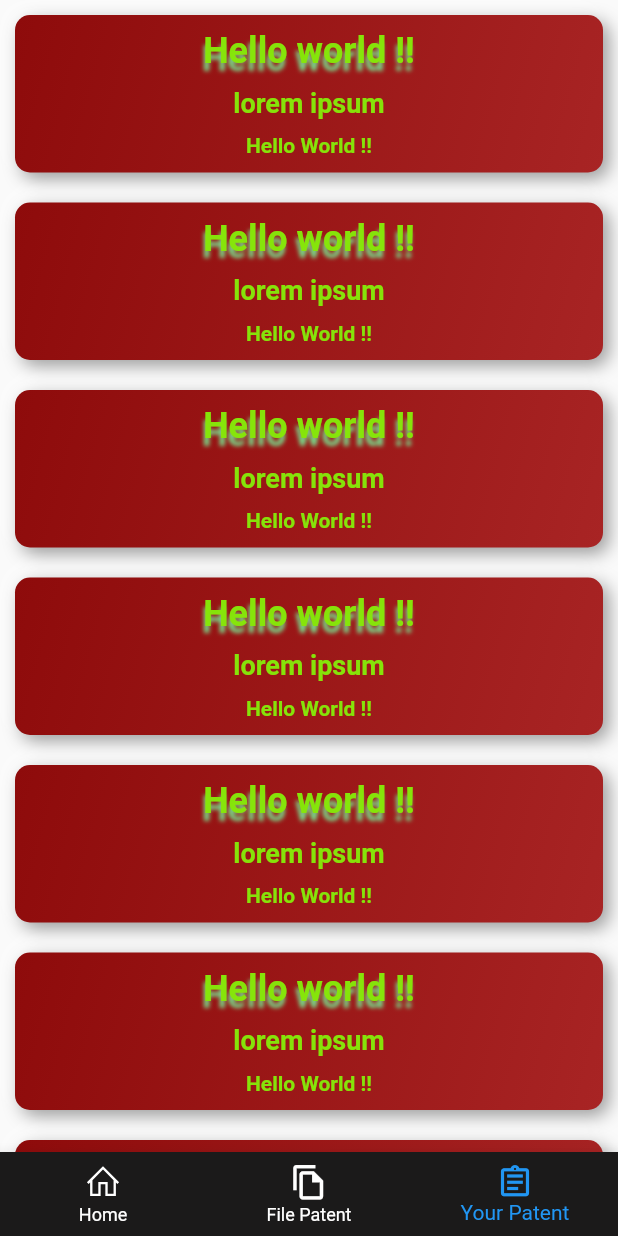
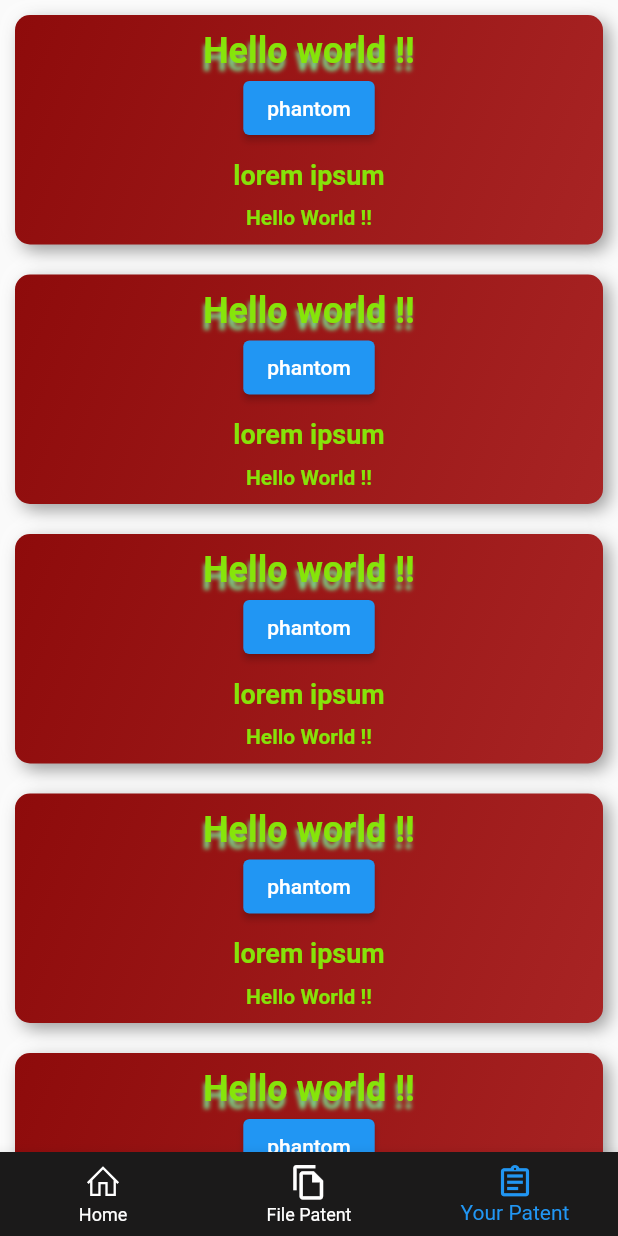
Before and after one commit to Daksh2356/Patent_De_App, a Flutter app: the screen it shows after launch, item 3 of the bottom bar chosen, on a phone screen of 412 x 824 dp. Run offline on Flutter 3.47's test engine with Material 2 defaults, Android fonts, the phone set to English and light mode, and no system bars; drawn by our look-alikes of flutter_neumorphic; our stand-ins replace firebase_core, line_icons, uni_links; missing offline and left inert: contactus, phantom_connect; accounts and stored records are empty.

Commit message:
new changes added to the repo

```diff
--- a/patient_dapp/lib/components/patent_card.dart
+++ b/patient_dapp/lib/components/patent_card.dart
@@ -1,7 +1,23 @@
 import 'package:flutter_neumorphic/flutter_neumorphic.dart';
+import 'package:url_launcher/url_launcher.dart';
+import 'package:phantom_connect/phantom_connect.dart';
 
 class PatentCard extends StatelessWidget {
-  const PatentCard({super.key});
+  PatentCard({super.key});
+
+  final PhantomConnect urli = PhantomConnect(
+      appUrl: "https://protodap.page.link",
+      deepLink: "https://protodap.page.link");
+
+  void con() async {
+    final urlc = urli.generateConnectUri(cluster: "devnet", redirect: '/tobR');
+    if (await canLaunchUrl(urlc)) {
+      launchUrl(
+        urlc,
+        mode: LaunchMode.externalNonBrowserApplication,
+      );
+    }
+  }
 
   @override
   Widget build(BuildContext context) {
@@ -35,8 +51,8 @@ class PatentCard extends StatelessWidget {
                     margin: const EdgeInsets.all(10),
                     padding: const EdgeInsets.all(10),
                     child: Column(
-                      children: const [
-                        Text(
+                      children: [
+                       const Text(
                           'Hello world !!',
                           style: TextStyle(
                             color: Color.fromARGB(251, 134, 230, 9),
@@ -50,10 +66,15 @@ class PatentCard extends StatelessWidget {
                             ],
                           ),
                         ),
-                        SizedBox(
+                        ElevatedButton(
+                            onPressed: () {
+                              con();
+                            },
+                            child:const Text("phantom")),
+                       const SizedBox(
                           height: 10,
                         ),
-                        Text(
+                       const Text(
                           'lorem ipsum',
                           style: TextStyle(
                             color: Color.fromARGB(251, 134, 230, 9),
@@ -61,10 +82,10 @@ class PatentCard extends StatelessWidget {
                             fontSize: 18,
                           ),
                         ),
-                        SizedBox(
+                       const SizedBox(
                           height: 10,
                         ),
-                        Text(
+                       const Text(
                           'Hello World !!',
                           style: TextStyle(
                             color: Color.fromARGB(251, 134, 230, 9),
--- a/patient_dapp/lib/pages/bottom_nav.dart
+++ b/patient_dapp/lib/pages/bottom_nav.dart
@@ -17,7 +17,7 @@ class _BottomNavState extends State<BottomNav>
   List children = [
     const Crowdfunding(),
     const Crowdfunding(),
-    const PatentCard(),
+    PatentCard(),
   ];
 
   @override
--- a/patient_dapp/pubspec.yaml
+++ b/patient_dapp/pubspec.yaml
@@ -38,6 +38,11 @@ dependencies:
   cupertino_icons: ^1.0.2
   flutter_neumorphic: ^3.2.0
   line_icons: ^2.0.1
+  firebase_core: ^2.3.0
+  url_launcher: ^6.1.6
+  phantom_connect: ^0.0.8
+  uni_links: ^0.5.1
+  contactus: ^1.2.0
 
 
 dev_dependencies:
```
Also changed, not shown: patient_dapp/lib/main.dart (+96 -1 lines), patient_dapp/lib/pages/profile_page.dart (renamed from patient_dapp/lib/pages/Ppage.dart, +11 -13 lines), patient_dapp/lib/firebase_options.dart (added), patient_dapp/lib/phantomcon.dart (added), patient_dapp/pubspec.lock, 13 other files.
